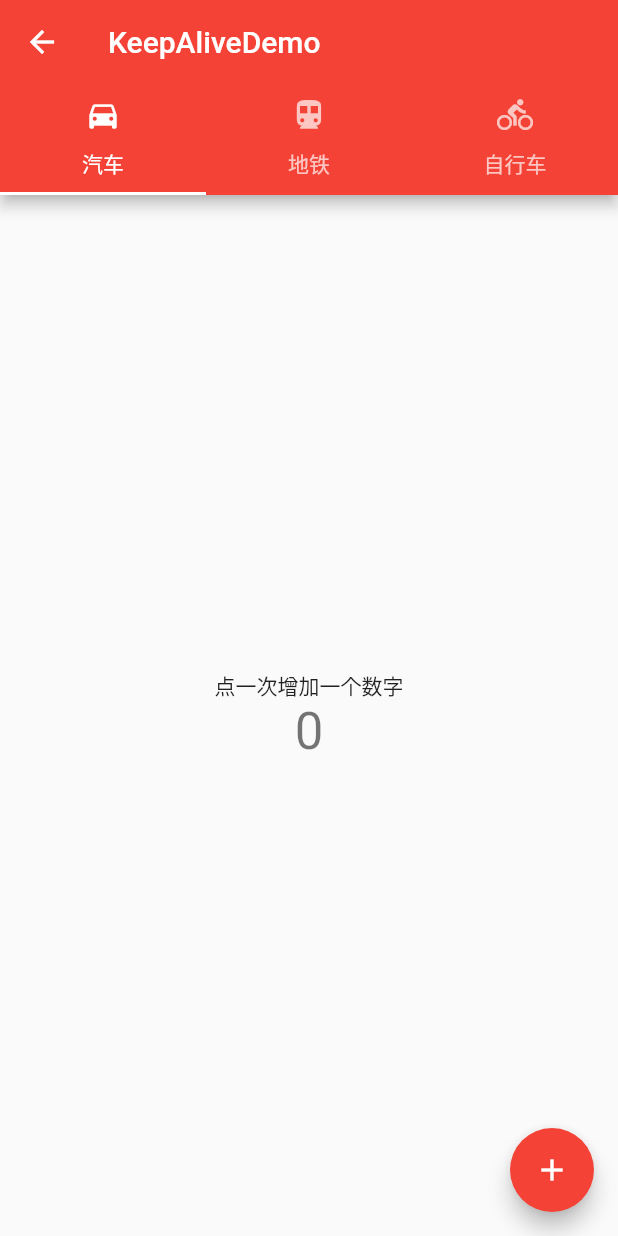
After one commit to songjiabin/flutter, a Flutter app: the KeepAliveDemo screen opened directly, on a phone screen of 412 x 824 dp. The commit adds this screen. Run offline on Flutter 3.47's test engine with Material 2 defaults, Android fonts, the phone set to English and light mode, and no system bars; network calls fail.

Commit message:
完成几个小实例

```diff
--- /dev/null
+++ b/lib/example_demo5/KeepAliveDemo.dart
@@ -0,0 +1,66 @@
+import 'package:flutter/material.dart';
+import  'package:flutter_github/example_demo5/KeepAliveDemoPage1.dart' as keepAlivePage;
+
+/**
+ * 保存页面状态
+ */
+class KeepAliveDemo extends StatefulWidget {
+  @override
+  KeepAliveDemoState createState() => new KeepAliveDemoState();
+}
+
+
+/**
+ *  with 混入
+ *  SingleTickerProviderStateMixin
+ */
+class KeepAliveDemoState extends State<KeepAliveDemo>
+    with SingleTickerProviderStateMixin {
+
+  TabController _tabController;
+
+  @override
+  void initState() {
+    super.initState();
+    //上部导航  vsync 其实就是刚才with的 SingleTickerProviderStateMixin
+    _tabController = new TabController(length: 3, vsync: this);
+  }
+
+
+  /**
+   * 销毁的方法
+   */
+  @override
+  void dispose() {
+    super.dispose();
+    this._tabController.dispose();
+  }
+
+
+  @override
+  Widget build(BuildContext context) {
+    return new Scaffold(
+      appBar: new AppBar(
+        title: const Text('KeepAliveDemo'),
+        bottom: new TabBar(
+          //标签
+          tabs: [
+            Tab(icon: Icon(Icons.directions_car), child: const Text('汽车')),
+            Tab(icon: Icon(Icons.directions_transit), child: const Text('地铁')),
+            Tab(icon: Icon(Icons.directions_bike), child: const Text('自行车')),
+          ],
+          controller: this._tabController,
+        ),
+      ),
+      body: TabBarView(
+        controller: this._tabController,
+        children: <Widget>[
+          keepAlivePage.KeepAliveDemoPage(),
+          keepAlivePage.KeepAliveDemoPage(),
+          keepAlivePage.KeepAliveDemoPage(),
+        ],
+      ),
+    );
+  }
+
+}
--- /dev/null
+++ b/lib/example_demo5/KeepAliveDemoPage1.dart
@@ -0,0 +1,59 @@
+import 'package:flutter/material.dart';
+
+/**
+ * 保持页面状态 详细的page界面
+ */
+class KeepAliveDemoPage extends StatefulWidget {
+  @override
+  KeepAliveDemoPageState createState() => new KeepAliveDemoPageState();
+}
+
+class KeepAliveDemoPageState extends State<KeepAliveDemoPage>
+    with AutomaticKeepAliveClientMixin {
+
+  //计数器
+  int _count = 0;
+
+
+  @override
+  Widget build(BuildContext context) {
+    return new Scaffold(
+        floatingActionButton: FloatingActionButton(
+          onPressed: _addCounter,
+          tooltip: '点击',
+          child: Icon(Icons.add),
+        ),
+        body: new Center(
+          child: new Column(
+            //主轴对齐
+            mainAxisAlignment: MainAxisAlignment.center,
+            children: <Widget>[
+              new Text('点一次增加一个数字'),
+              new Text('$_count', style: Theme
+                  .of(context)
+                  .textTheme
+                  .display1),
+
+            ],
+          ),
+        )
+    );
+  }
+
+  /**
+   * 保持默认的状态
+   */
+  @override
+  bool get wantKeepAlive => true;
+
+  /**
+   * 进行计数
+   */
+  void _addCounter() {
+    setState(() {
+      this._count++;
+    });
+  }
+
+
+}
```
Also changed, not shown: lib/asset.dart (added, +14 -0 lines), lib/example_demo4/FrostedGlass.dart (+38 -2 lines), lib/example_demo6/SearchWidget.dart (added, +111 -0 lines), lib/main.dart (+42 -4 lines).
